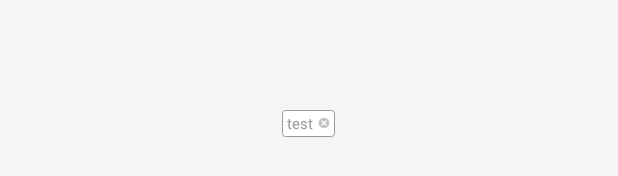
After one commit to baoyinbo/SC, an Android app: the layout item_flow_close.xml on its own in the app's theme, with its tools: preview values and no code run, on a phone screen of 412 x 824 dp. The commit adds this screen. Shown: the part 494-670 px from the top of the screen. Run offline under Robolectric (Android 15) with nearby library versions, the phone set to English and light mode, and no system bars.

Commit message:
车辆筛选条件可视

```diff
--- a/app/build.gradle
+++ b/app/build.gradle
@@ -45,6 +45,8 @@ dependencies {
 
     //图片加载
     compile 'com.github.bumptech.glide:glide:3.7.0'
+    //流式布局
+    compile 'com.hyman:flowlayout-lib:1.1.2'
 
     //网络第三方依赖库
     compile 'com.squareup.okhttp3:logging-interceptor:3.1.2'
--- a/app/src/main/java/com/byb/sc/ui/home/HomeMainFragment.java
+++ b/app/src/main/java/com/byb/sc/ui/home/HomeMainFragment.java
@@ -184,7 +184,8 @@ public class HomeMainFragment extends BaseMainFragment implements SwipeRefreshLa
                 /**
                  * 库存
                  */
-                ((MainFragment)getParentFragment()).startBrotherFragment(CarStockFragment.newInstance());
+//                ((MainFragment)getParentFragment()).startBrotherFragment(CarStockFragment.newInstance());
+                ((MainFragment)getParentFragment()).start(CarStockFragment.newInstance());
                 break;
 
             case R.id.ivHomeCarAdd1:
--- /dev/null
+++ b/app/src/main/res/drawable/label_corner_2_gray_border_white_bg.xml
@@ -0,0 +1,9 @@
+<?xml version="1.0" encoding="utf-8"?>
+<shape xmlns:android="http://schemas.android.com/apk/res/android">
+    <solid android:color="@android:color/white" />
+
+    <corners android:radius="2dp" />
+    <stroke
+        android:width="0.5dp"
+        android:color="@color/txt_third_title" />
+</shape>
--- /dev/null
+++ b/app/src/main/res/layout/item_flow_close.xml
@@ -0,0 +1,23 @@
+<?xml version="1.0" encoding="utf-8"?>
+<LinearLayout xmlns:android="http://schemas.android.com/apk/res/android"
+    android:layout_width="wrap_content"
+    android:layout_height="18dp"
+    android:background="@drawable/label_corner_2_gray_border_white_bg"
+    android:gravity="center_vertical"
+    android:layout_gravity="center"
+    android:layout_margin="@dimen/txt_line_space">
+    <TextView
+        android:id="@+id/tvName"
+        style="@style/txt_third_gray"
+        android:layout_width="wrap_content"
+        android:layout_height="wrap_content"
+        android:text="test"
+        android:layout_marginRight="@dimen/txt_line_space"
+        android:layout_marginLeft="@dimen/txt_line_space"/>
+
+    <ImageView
+        android:layout_width="wrap_content"
+        android:layout_height="wrap_content"
+        android:src="@mipmap/ic_label_close"
+        android:layout_marginRight="@dimen/txt_line_space"/>
+</LinearLayout>
```
Also changed, not shown: app/src/main/java/com/byb/sc/model/FilterFlowLayoutModel.java (added, +42 -0 lines), app/src/main/java/com/byb/sc/ui/stock/CarOnSaleFragment.java (+27 -0 lines), app/src/main/java/com/byb/sc/ui/stock/CarStockFragment.java (+0 -7 lines), app/src/main/java/com/byb/sc/ui/stock/adapter/CarFlowLayoutFilterAdapter.java (added, +58 -0 lines), app/src/main/res/layout/fra_car_on_sale.xml (+13 -0 lines), app/src/main/res/mipmap-xhdpi/ic_label_close.png (added).
